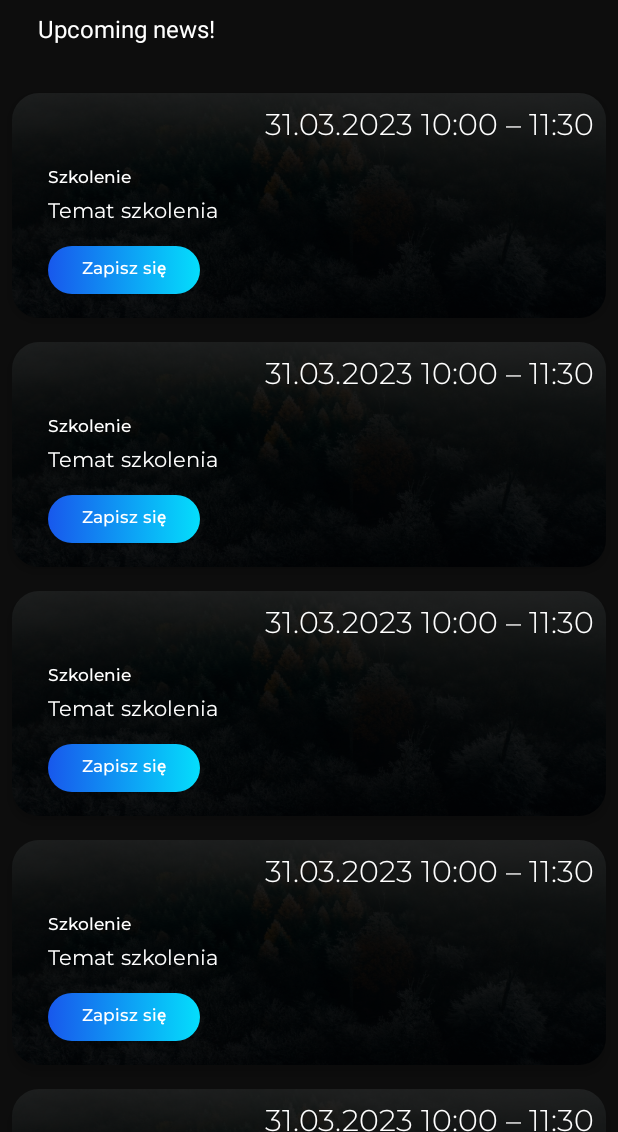
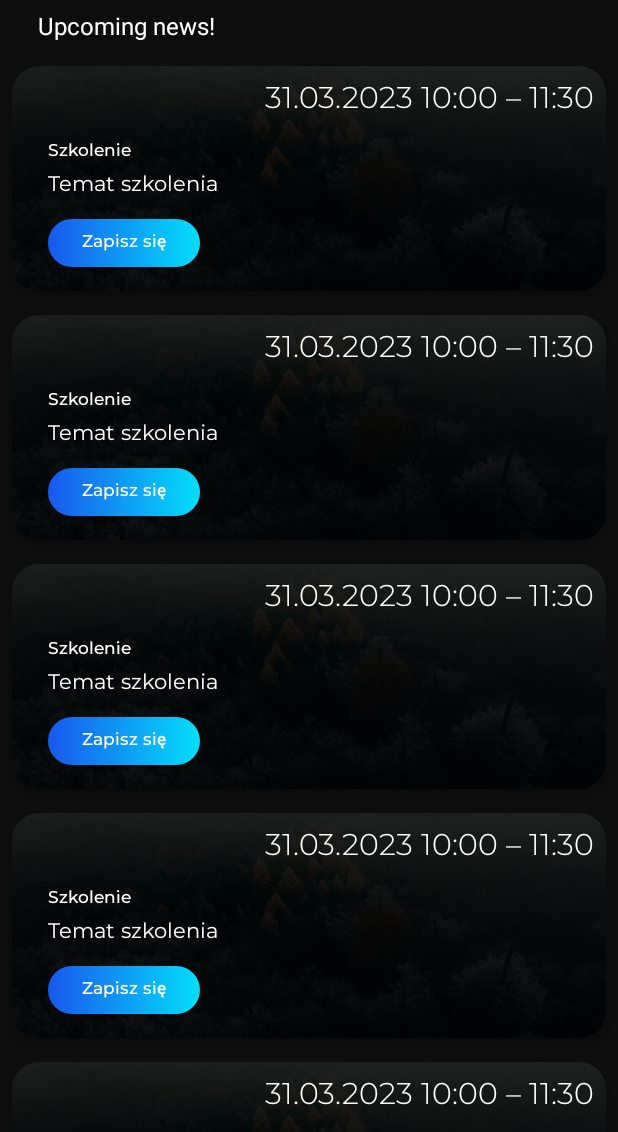
Before and after one commit to WRS-WEEIA-IT/-DW-2023-App-Android, an Android app: the layout fragment_events.xml on its own in the app's theme, with its tools: preview values and no code run, on a phone screen of 412 x 824 dp, the part 104-1236 px from its top. Run offline under Robolectric (Android 15) with nearby library versions, the light colour scheme and no system bars.

Commit message:
Add webpage open on event button click

```diff
--- a/app/src/main/AndroidManifest.xml
+++ b/app/src/main/AndroidManifest.xml
@@ -1,6 +1,8 @@
 <?xml version="1.0" encoding="utf-8"?>
 <manifest xmlns:android="http://schemas.android.com/apk/res/android"
     xmlns:tools="http://schemas.android.com/tools">
+
+    <uses-permission android:name="android.permission.INTERNET"/>
 
     <application
         android:allowBackup="true"
--- a/app/src/main/java/com/app/dw2023/Fragment/EventsFragment.kt
+++ b/app/src/main/java/com/app/dw2023/Fragment/EventsFragment.kt
@@ -29,6 +29,7 @@ class EventsFragment : Fragment() {
         inflater: LayoutInflater, container: ViewGroup?,
         savedInstanceState: Bundle?
     ): View? {
+
         val view = inflater.inflate(R.layout.fragment_events, container, false)
 
         recyclerView = view.findViewById(R.id.recyclerViewEvents)
@@ -38,7 +39,7 @@ class EventsFragment : Fragment() {
 
         eventList = arrayListOf()
 
-        eventAdapter = EventAdapter(eventList)
+        eventAdapter = EventAdapter(eventList, requireContext())
         recyclerView.adapter = eventAdapter
 
         EventChangeListener()
@@ -50,7 +51,7 @@ class EventsFragment : Fragment() {
     private fun EventChangeListener() {
 
         db = FirebaseFirestore.getInstance()
-        db.collection("Event")
+        db.collection("Event").orderBy("date")
             .addSnapshotListener(object : EventListener<QuerySnapshot> {
                 override fun onEvent(value: QuerySnapshot?, error: FirebaseFirestoreException?) {
 
--- a/app/src/main/res/layout/fragment_events.xml
+++ b/app/src/main/res/layout/fragment_events.xml
@@ -22,7 +22,7 @@
         android:id="@+id/textView3"
         android:layout_width="wrap_content"
         android:layout_height="wrap_content"
-        android:layout_marginTop="8dp"
+        android:layout_marginTop="6dp"
         android:text="@string/upcoming_news_title"
         android:textColor="@color/white"
         android:textSize="16sp"
@@ -35,7 +35,7 @@
         android:id="@+id/recyclerViewEvents"
         android:layout_width="match_parent"
         android:layout_height="0dp"
-        android:layout_marginTop="24dp"
+        android:layout_marginTop="8dp"
         app:layout_constraintBottom_toBottomOf="parent"
         app:layout_constraintEnd_toEndOf="parent"
         app:layout_constraintStart_toStartOf="parent"
```
Also changed, not shown: app/src/main/java/com/app/dw2023/Adapter/EventAdapter.kt (+14 -1 lines).
